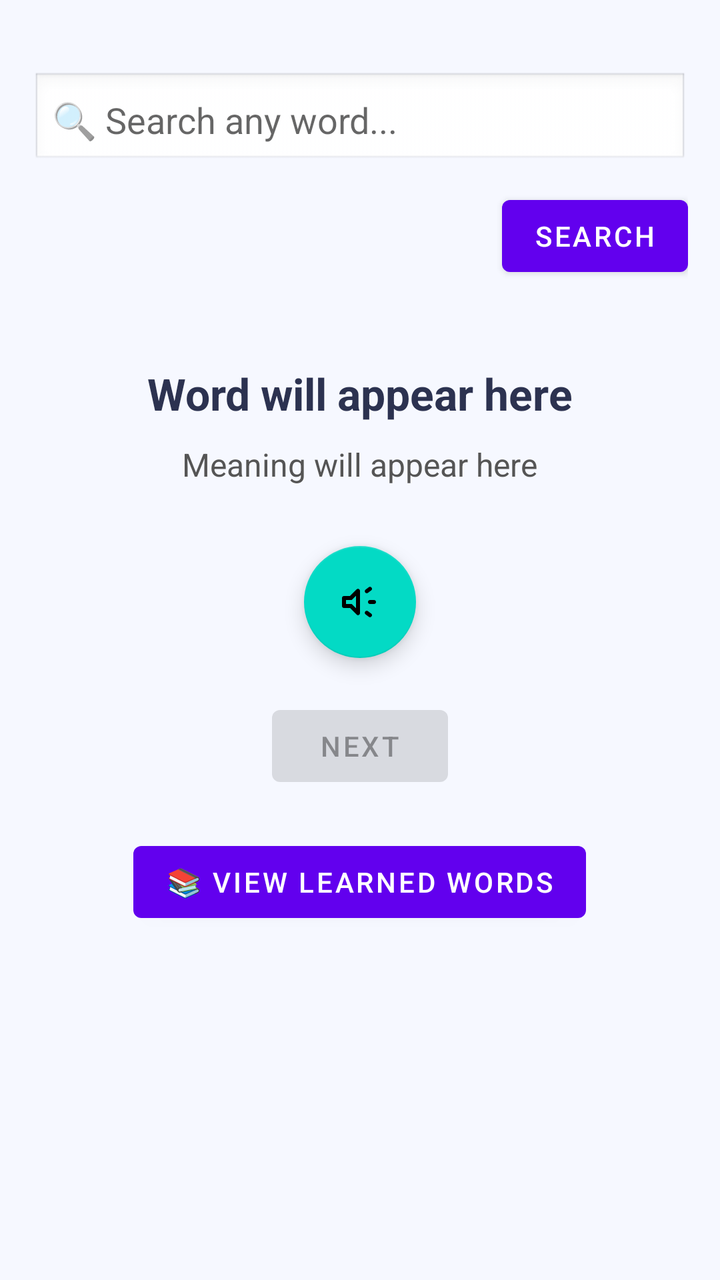
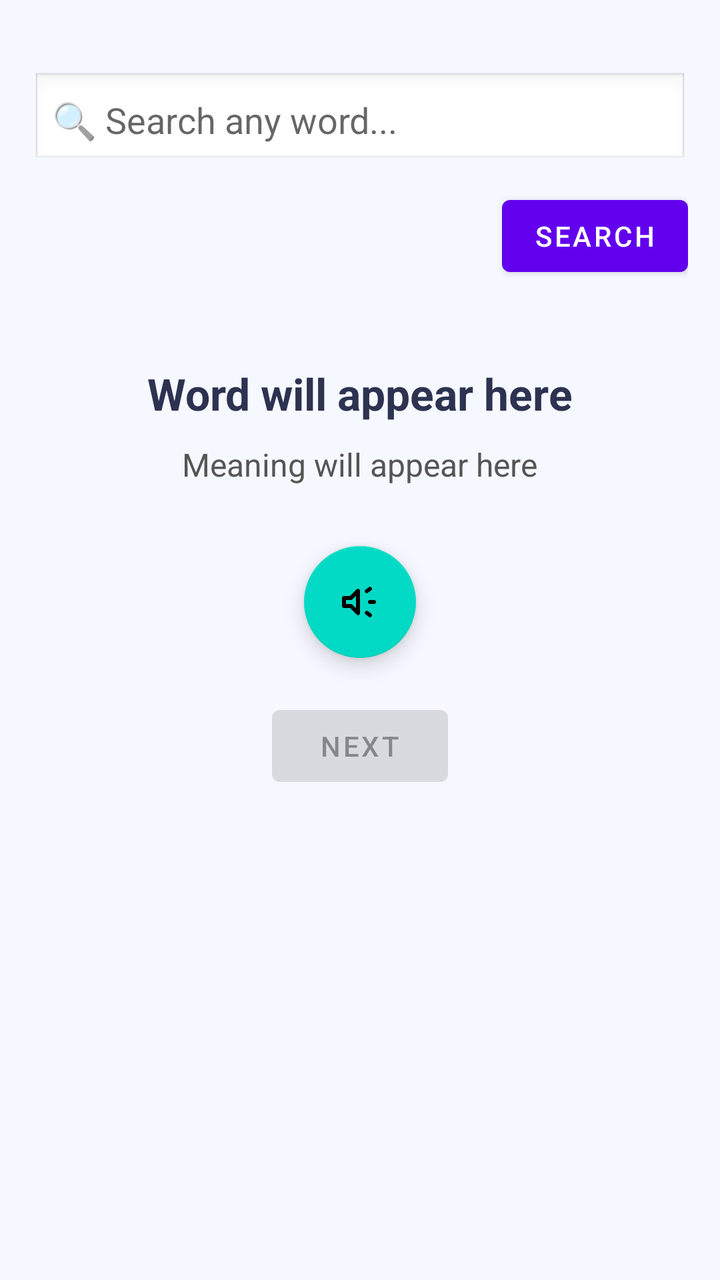

The first picture is an Android layout as it rendered before a commit; the second is the same layout after the commit. The layout source and the unified diff follow.
<!-- AndroidManifest.xml: activity theme Theme.SpeakRight.Material -->
<!-- res/layout/activity_pronunciation_practice.xml -->
<?xml version="1.0" encoding="utf-8"?>
<RelativeLayout xmlns:android="http://schemas.android.com/apk/res/android"
    android:layout_width="match_parent"
    android:layout_height="match_parent"
    android:background="#F6F8FF"
    android:padding="16dp">

    
    <EditText
        android:id="@+id/etSearch"
        android:layout_width="match_parent"
        android:layout_height="wrap_content"
        android:hint="🔍 Search any word..."
        android:padding="10dp"
        android:background="@android:drawable/edit_text"
        android:layout_marginTop="20dp"/>

    <Button
        android:id="@+id/btnSearch"
        android:layout_width="wrap_content"
        android:layout_height="wrap_content"
        android:text="Search"
        android:layout_alignParentEnd="true"
        android:layout_below="@id/etSearch"
        android:layout_marginTop="10dp"/>

    <TextView
        android:id="@+id/tvQuestion"
        android:layout_width="wrap_content"
        android:layout_height="wrap_content"
        android:text="Word will appear here"
        android:textSize="22sp"
        android:textStyle="bold"
        android:textColor="#2C3250"
        android:layout_centerHorizontal="true"
        android:layout_below="@id/btnSearch"
        android:layout_marginTop="40dp"/>

    <TextView
        android:id="@+id/tvMeaning"
        android:layout_width="wrap_content"
        android:layout_height="wrap_content"
        android:text="Meaning will appear here"
        android:textSize="16sp"
        android:textColor="#555"
        android:layout_centerHorizontal="true"
        android:layout_below="@id/tvQuestion"
        android:layout_marginTop="10dp"/>

    <com.google.android.material.floatingactionbutton.FloatingActionButton
        android:id="@+id/fabMic"
        android:layout_width="70dp"
        android:layout_height="70dp"
        android:src="@drawable/ic_mic"
        android:layout_centerHorizontal="true"
        android:layout_below="@id/tvMeaning"
        android:layout_marginTop="30dp"
        android:contentDescription="Mic Button" />

    <Button
        android:id="@+id/btnNext"
        android:layout_width="wrap_content"
        android:layout_height="wrap_content"
        android:text="Next"
        android:layout_below="@id/fabMic"
        android:layout_centerHorizontal="true"
        android:layout_marginTop="20dp"
        android:enabled="false" />

    <Button
        android:id="@+id/btnLearned"
        android:layout_width="wrap_content"
        android:layout_height="wrap_content"
        android:text="📚 View Learned Words"
        android:layout_below="@id/btnNext"
        android:layout_centerHorizontal="true"
        android:layout_marginTop="20dp" />

</RelativeLayout>
<!-- resources referenced by this layout -->
<resources>
  <!-- drawable ic_mic (drawable) -->
  <vector xmlns:android="http://schemas.android.com/apk/res/android" android:autoMirrored="true" android:height="24dp" android:tint="#000000" android:viewportHeight="960" android:viewportWidth="960" android:width="24dp">
        
      <path android:fillColor="@android:color/white" android:pathData="M760,520L680,520Q663,520 651.5,508.5Q640,497 640,480Q640,463 651.5,451.5Q663,440 680,440L760,440Q777,440 788.5,451.5Q800,463 800,480Q800,497 788.5,508.5Q777,520 760,520ZM584,672Q594,658 610,656Q626,654 640,664L704,712Q718,722 720,738Q722,754 712,768Q702,782 686,784Q670,786 656,776L592,728Q578,718 576,702Q574,686 584,672ZM704,248L640,296Q626,306 610,304Q594,302 584,288Q574,274 576,258Q578,242 592,232L656,184Q670,174 686,176Q702,178 712,192Q722,206 720,222Q718,238 704,248ZM280,600L160,600Q143,600 131.5,588.5Q120,577 120,560L120,400Q120,383 131.5,371.5Q143,360 160,360L280,360L412,228Q431,209 455.5,219.5Q480,230 480,257L480,703Q480,730 455.5,740.5Q431,751 412,732L280,600ZM400,354L314,440L200,440L200,520L314,520L400,606L400,354ZM300,480L300,480L300,480L300,480L300,480L300,480Z"/>
      
  </vector>
  <style name="Theme.SpeakRight.Material" parent="Theme.MaterialComponents.DayNight.NoActionBar">
          
          <item name="colorPrimary">@color/purple_500</item>
          <item name="colorPrimaryVariant">@color/purple_700</item>
          <item name="colorSecondary">@color/teal_200</item>
      </style>
  <color name="purple_500">#FF6200EE</color>
  <color name="purple_700">#FF3700B3</color>
  <color name="teal_200">#FF03DAC5</color>
</resources>

<!-- the commit's change to res/layout/activity_pronunciation_practice.xml (unified diff, before → after) -->
@@ -67,13 +67,4 @@
         android:layout_marginTop="20dp"
         android:enabled="false" />
 
-    <Button
-        android:id="@+id/btnLearned"
-        android:layout_width="wrap_content"
-        android:layout_height="wrap_content"
-        android:text="📚 View Learned Words"
-        android:layout_below="@id/btnNext"
-        android:layout_centerHorizontal="true"
-        android:layout_marginTop="20dp" />
-
 </RelativeLayout>
